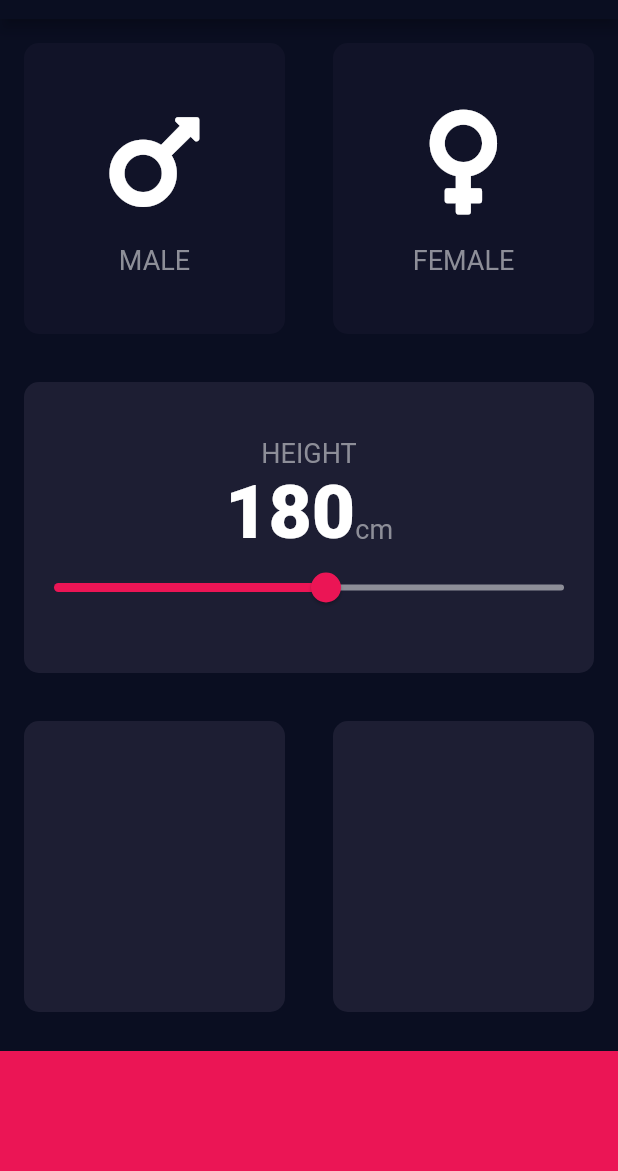
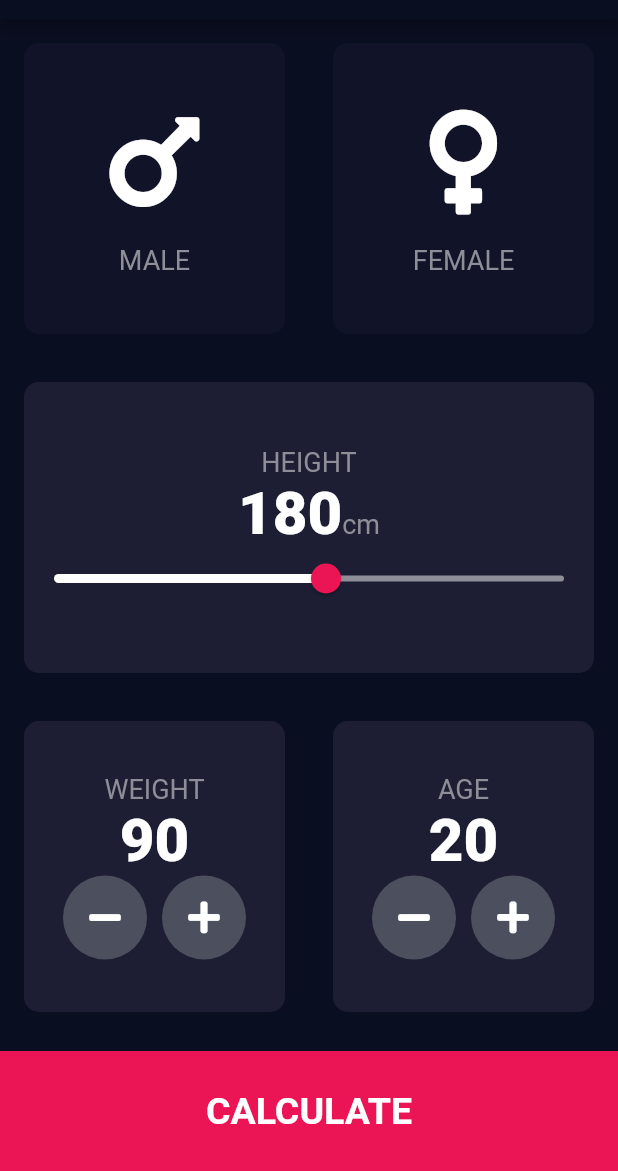
Before and after one commit to brunossouza/bmi_calculator, a Flutter app: the screen it shows after launch, on a phone screen of 412 x 824 dp, the part 65-1236 px from its top. Run offline on Flutter 3.47's test engine with Material 2 defaults, Android fonts, the phone set to English and light mode, and no system bars; our stand-ins replace font_awesome_flutter.

Commit message:
example finished

```diff
--- /dev/null
+++ b/lib/calculator_brain.dart
@@ -0,0 +1,35 @@
+import 'dart:math';
+
+class CalculatorBrain {
+  final int height;
+  final int weight;
+
+  double _bmi;
+
+  CalculatorBrain({this.height, this.weight});
+
+  String calculateBMI() {
+    _bmi = weight / pow(height / 100, 2);
+    return _bmi.toStringAsFixed(1);
+  }
+
+  String getResult() {
+    if (_bmi >= 25) {
+      return 'overweight';
+    } else if (_bmi > 18.5) {
+      return 'normal';
+    } else {
+      return 'underweight';
+    }
+  }
+
+  String getInterpretation() {
+    if (_bmi >= 25) {
+      return 'You have a higher than normal body weight. Try to exercise more.';
+    } else if (_bmi >= 18.5) {
+      return 'You have a normal body weight. Good job!';
+    } else {
+      return 'You have a lower than normal body weight. You can eat a bit more.';
+    }
+  }
+}
--- /dev/null
+++ b/lib/components/botton_button.dart
@@ -0,0 +1,29 @@
+import 'package:flutter/material.dart';
+
+import '../constants.dart';
+
+class BottomButton extends StatelessWidget {
+  final String text;
+  final Function onTap;
+
+  const BottomButton({this.text, this.onTap});
+
+  @override
+  Widget build(BuildContext context) {
+    return GestureDetector(
+      onTap: onTap,
+      child: Container(
+        color: kBottomContainerColor,
+        margin: EdgeInsets.only(top: 10.0),
+        width: double.infinity,
+        height: kBottomContainerHeight,
+        child: Center(
+          child: Text(
+            text,
+            style: kLargeButtonTextStyle,
+          ),
+        ),
+      ),
+    );
+  }
+}
--- a/lib/icon_content.dart
+++ b/lib/components/icon_content.dart
@@ -1,6 +1,6 @@
 import 'package:flutter/material.dart';
 
-import 'constants.dart';
+import '../constants.dart';
 
 class IconContent extends StatelessWidget {
   final String label;
--- /dev/null
+++ b/lib/components/round_icon_button.dart
@@ -0,0 +1,26 @@
+import 'package:flutter/material.dart';
+
+class RoundIconButton extends StatelessWidget {
+  final IconData icon;
+  final Function onPressed;
+
+  RoundIconButton({@required this.icon, this.onPressed});
+
+  @override
+  Widget build(BuildContext context) {
+    return RawMaterialButton(
+      shape: CircleBorder(),
+      fillColor: Color(0xFF4C4F5E),
+      elevation: 0.0,
+      constraints: BoxConstraints.tightFor(
+        height: 56.0,
+        width: 56.0,
+      ),
+      onPressed: onPressed,
+      child: Icon(
+        icon,
+        color: Colors.white,
+      ),
+    );
+  }
+}
--- a/lib/constants.dart
+++ b/lib/constants.dart
@@ -11,6 +11,31 @@ const kLabelTextStyle = TextStyle(
 );
 
 const kNumberTextStyle = TextStyle(
-  fontSize: 50,
+  fontSize: 40,
   fontWeight: FontWeight.w900,
 );
+
+const kLargeButtonTextStyle = TextStyle(
+  fontSize: 25.0,
+  fontWeight: FontWeight.bold,
+);
+
+const kTitleTextStyle = TextStyle(
+  fontSize: 50.0,
+  fontWeight: FontWeight.bold,
+);
+
+const kResultTextStyle = TextStyle(
+  color: Color(0xFF24D876),
+  fontSize: 22.0,
+  fontWeight: FontWeight.bold,
+);
+
+const kBMITextStyle = TextStyle(
+  fontSize: 100.0,
+  fontWeight: FontWeight.bold,
+);
+
+const kBodyTextStyle = TextStyle(
+  fontSize: 22.0,
+);
--- a/lib/input_page.dart
+++ /dev/null
@@ -1,138 +0,0 @@
-import 'package:flutter/cupertino.dart';
-import 'package:flutter/material.dart';
-import 'package:font_awesome_flutter/font_awesome_flutter.dart';
-
-import 'icon_content.dart';
-import 'reusable_card.dart';
-import 'constants.dart';
-
-enum Gender { MALE, FEMALE }
-
-class InputPage extends StatefulWidget {
-  @override
-  _InputPageState createState() => _InputPageState();
-}
-
-class _InputPageState extends State<InputPage> {
-  Gender selectedGender;
-  int height = 180;
-
-  @override
-  Widget build(BuildContext context) {
-    return Scaffold(
-      appBar: AppBar(
-        title: Text('BMI CALCULATOR'),
-      ),
-      body: Column(
-        crossAxisAlignment: CrossAxisAlignment.stretch,
-        children: <Widget>[
-          Expanded(
-            child: Row(
-              children: <Widget>[
-                Expanded(
-                  child: ReusableCard(
-                    onPress: () {
-                      setState(() {
-                        selectedGender = Gender.MALE;
-                      });
-                    },
-                    bgColor: selectedGender == Gender.MALE
-                        ? kActiveCardColor
-                        : kInactiveCardColor,
-                    child: IconContent(
-                      label: 'MALE',
-                      icon: FontAwesomeIcons.mars,
-                    ),
-                  ),
-                ),
-                Expanded(
-                  child: ReusableCard(
-                    onPress: () {
-                      setState(() {
-                        selectedGender = Gender.FEMALE;
-                      });
-                    },
-                    bgColor: selectedGender == Gender.FEMALE
-                        ? kActiveCardColor
-                        : kInactiveCardColor,
-                    child: IconContent(
-                      label: 'FEMALE',
-                      icon: FontAwesomeIcons.venus,
-                    ),
-                  ),
-                ),
-              ],
-            ),
-          ),
-          Expanded(
-            child: ReusableCard(
-              bgColor: kActiveCardColor,
-              child: Column(
-                mainAxisAlignment: MainAxisAlignment.center,
-                children: <Widget>[
-                  Text(
-                    'HEIGHT',
-                    style: kLabelTextStyle,
-                  ),
-                  Row(
-                    textBaseline: TextBaseline.alphabetic,
-                    mainAxisAlignment: MainAxisAlignment.center,
-                    crossAxisAlignment: CrossAxisAlignment.baseline,
-                    children: <Widget>[
-                      Text(
-                        height.toString(),
-                        style: kNumberTextStyle,
-                      ),
-                      Text(
-                        'cm',
-                        style: kLabelTextStyle,
-                      ),
-                    ],
-                  ),
-                  SliderTheme(
-                    data: SliderTheme.of(context).copyWith(
-                      thumbShape:
-                          RoundSliderThumbShape(enabledThumbRadius: 10.0),
-                      overlayShape:
-                          RoundSliderOverlayShape(overlayRadius: 20.0),
-                    ),
-                    child: Slider(
-                      value: height.toDouble(),
-                      min: 100.0,
-                      max: 250.0,
-                      activeColor: Color(0xFFEB1555),
-                      inactiveColor: Color(0xFF8D8E98),
-                      onChanged: (double newValue) {
-                        setState(() {
-                          height = newValue.toInt();
-                        });
-                      },
-                    ),
-                  ),
-                ],
-              ),
-            ),
-          ),
-          Expanded(
-            child: Row(
-              children: <Widget>[
-                Expanded(
-                  child: ReusableCard(bgColor: kActiveCardColor),
-                ),
-                Expanded(
-                  child: ReusableCard(bgColor: kActiveCardColor),
-                ),
-              ],
-            ),
-          ),
-          Container(
-            color: kBottomContainerColor,
-            margin: EdgeInsets.only(top: 10.0),
-            width: double.infinity,
-            height: kBottomContainerHeight,
-          ),
-        ],
-      ),
-    );
-  }
-}
--- a/lib/main.dart
+++ b/lib/main.dart
@@ -1,5 +1,5 @@
 import 'package:flutter/material.dart';
-import 'input_page.dart';
+import 'screens/input_page.dart';
 
 void main() => runApp(BMICalculator());
 
--- /dev/null
+++ b/lib/screens/input_page.dart
@@ -0,0 +1,230 @@
+import 'package:bmi_calculator/calculator_brain.dart';
+import 'package:flutter/cupertino.dart';
+import 'package:flutter/material.dart';
+import 'package:font_awesome_flutter/font_awesome_flutter.dart';
+
+import '../components/icon_content.dart';
+import '../components/reusable_card.dart';
+import '../constants.dart';
+import '../components/botton_button.dart';
+import 'results_page.dart';
+import '../components/round_icon_button.dart';
+
+enum Gender { MALE, FEMALE }
+
+class InputPage extends StatefulWidget {
+  @override
+  _InputPageState createState() => _InputPageState();
+}
+
+class _InputPageState extends State<InputPage> {
+  Gender selectedGender;
+  int height = 180;
+  int weight = 90;
+  int age = 20;
+
+  @override
+  Widget build(BuildContext context) {
+    return Scaffold(
+      appBar: AppBar(
+        title: Text('BMI CALCULATOR'),
+      ),
+      body: Column(
+        crossAxisAlignment: CrossAxisAlignment.stretch,
+        children: <Widget>[
+          Expanded(
+            child: Row(
+              children: <Widget>[
+                Expanded(
+                  child: ReusableCard(
+                    onPress: () {
+                      setState(() {
+                        selectedGender = Gender.MALE;
+                      });
+                    },
+                    bgColor: selectedGender == Gender.MALE
+                        ? kActiveCardColor
+                        : kInactiveCardColor,
+                    child: IconContent(
+                      label: 'MALE',
+                      icon: FontAwesomeIcons.mars,
+                    ),
+                  ),
+                ),
+                Expanded(
+                  child: ReusableCard(
+                    onPress: () {
+                      setState(() {
+                        selectedGender = Gender.FEMALE;
+                      });
+                    },
+                    bgColor: selectedGender == Gender.FEMALE
+                        ? kActiveCardColor
+                        : kInactiveCardColor,
+                    child: IconContent(
+                      label: 'FEMALE',
+                      icon: FontAwesomeIcons.venus,
+                    ),
+                  ),
+                ),
+              ],
+            ),
+          ),
+          Expanded(
+            child: ReusableCard(
+              bgColor: kActiveCardColor,
+              child: Column(
+                mainAxisAlignment: MainAxisAlignment.center,
+                children: <Widget>[
+                  Text(
+                    'HEIGHT',
+                    style: kLabelTextStyle,
+                  ),
+                  Row(
+                    textBaseline: TextBaseline.alphabetic,
+                    mainAxisAlignment: MainAxisAlignment.center,
+                    crossAxisAlignment: CrossAxisAlignment.baseline,
+                    children: <Widget>[
+                      Text(
+                        height.toString(),
+                        style: kNumberTextStyle,
+                      ),
+                      Text(
+                        'cm',
+                        style: kLabelTextStyle,
+                      ),
+                    ],
+                  ),
+                  SliderTheme(
+                    data: SliderTheme.of(context).copyWith(
+                      thumbColor: Color(0xFFEB1555),
+                      overlayColor: Color(0x29EB1555),
+                      activeTrackColor: Colors.white,
+                      inactiveTrackColor: Color(0xFF8D8E98),
+                      thumbShape:
+                          RoundSliderThumbShape(enabledThumbRadius: 10.0),
+                      overlayShape:
+                          RoundSliderOverlayShape(overlayRadius: 20.0),
+                    ),
+                    child: Slider(
+                      value: height.toDouble(),
+                      min: 100.0,
+                      max: 250.0,
+                      onChanged: (double newValue) {
+                        setState(() {
+                          height = newValue.toInt();
+                        });
+                      },
+                    ),
+                  ),
+                ],
+              ),
+            ),
+          ),
+          Expanded(
+            child: Row(
+              children: <Widget>[
+                Expanded(
+                  child: ReusableCard(
+                    bgColor: kActiveCardColor,
+                    child: Column(
+                      mainAxisAlignment: MainAxisAlignment.center,
+                      children: <Widget>[
+                        Text(
+                          "WEIGHT",
+                          style: kLabelTextStyle,
+                        ),
+                        Text(
+                          "$weight",
+                          style: kNumberTextStyle,
+                        ),
+                        Row(
+                          mainAxisAlignment: MainAxisAlignment.center,
+                          children: <Widget>[
+                            RoundIconButton(
+                              icon: FontAwesomeIcons.minus,
+                              onPressed: () {
+                                setState(() {
+                                  if (weight > 0) {
+                                    weight--;
+                                  }
+                                });
+                              },
+                            ),
+                            SizedBox(width: 10.0),
+                            RoundIconButton(
+                                icon: FontAwesomeIcons.plus,
+                                onPressed: () {
+                                  setState(() {
+                                    weight++;
+                                  });
+                                }),
+                          ],
+                        ),
+                      ],
+                    ),
+                  ),
+                ),
+                Expanded(
+                  child: ReusableCard(
+                    bgColor: kActiveCardColor,
+                    child: Column(
+                      mainAxisAlignment: MainAxisAlignment.center,
+                      children: <Widget>[
+                        Text(
+                          "AGE",
+                          style: kLabelTextStyle,
+                        ),
+                        Text(
+                          "$age",
+                          style: kNumberTextStyle,
+                        ),
+                        Row(
+                          mainAxisAlignment: MainAxisAlignment.center,
+                          children: <Widget>[
+                            RoundIconButton(
+                              icon: FontAwesomeIcons.minus,
+                              onPressed: () {
+                                setState(() {
+                                  if (age > 0) {
+                                    age--;
+                                  }
+                                });
+                              },
+                            ),
+                            SizedBox(width: 10.0),
+                            RoundIconButton(
+                                icon: FontAwesomeIcons.plus,
+                                onPressed: () {
+                                  setState(() {
+                                    age++;
+                                  });
+                                }),
+                          ],
+                        ),
+                      ],
+                    ),
+                  ),
+                ),
+              ],
+            ),
+          ),
+          BottomButton(
+            text: 'CALCULATE',
+            onTap: () {
+              Navigator.of(context).push(MaterialPageRoute(builder: (context) {
+                CalculatorBrain calc =
+                    CalculatorBrain(height: height, weight: weight);
+                return ResultsPage(
+                  bmiResult: calc.calculateBMI(),
+                  resultText: calc.getResult(),
+                  interpretation: calc.getInterpretation(),
+                );
+              }));
+            },
+          ),
+        ],
+      ),
+    );
+  }
+}
```
Also changed, not shown: lib/screens/results_page.dart (added, +71 -0 lines), lib/components/reusable_card.dart (renamed from lib/reusable_card.dart).
